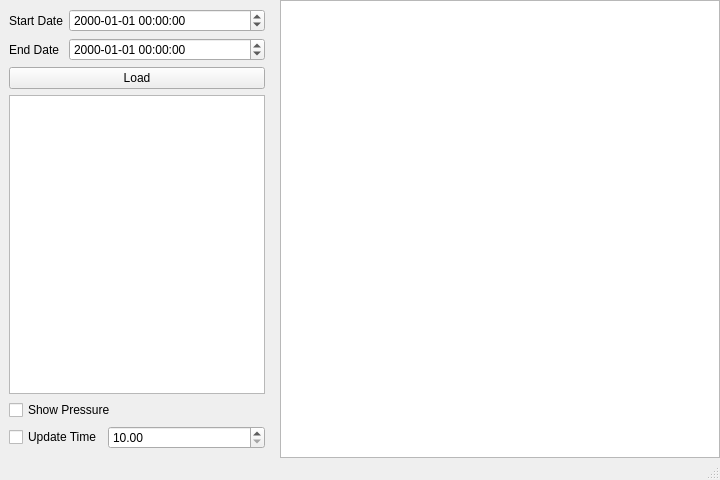
This is src/logviewer.ui in kmnhan/1KARPES_DAQ as Qt 5 draws it before an edit. The edited form follows.
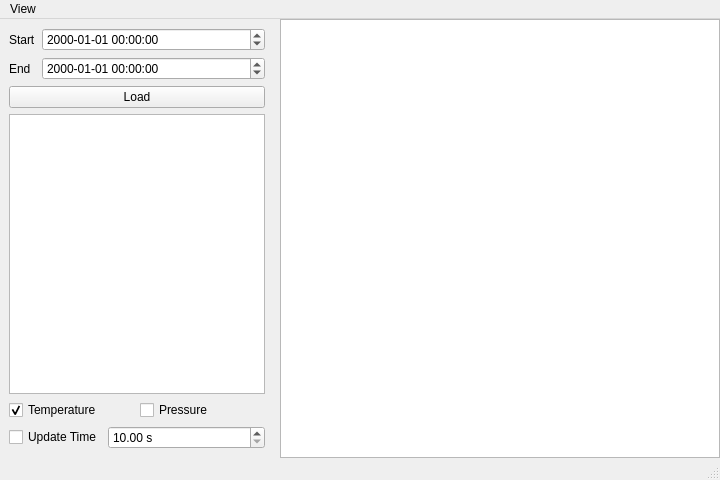
This is the edited form. Custom widgets are drawn as their Qt base class.

Commit message: feat: add cursor and label

```diff
--- a/src/logviewer.ui
+++ b/src/logviewer.ui
@@ -45,14 +45,14 @@
              <item row="0" column="0">
               <widget class="QLabel" name="label">
                <property name="text">
-                <string>Start Date</string>
+                <string>Start</string>
                </property>
               </widget>
              </item>
              <item row="1" column="0">
               <widget class="QLabel" name="label_2">
                <property name="text">
-                <string>End Date</string>
+                <string>End</string>
                </property>
               </widget>
              </item>
@@ -89,11 +89,25 @@
             <widget class="LegendTableView" name="legendtable"/>
            </item>
            <item>
-            <widget class="QCheckBox" name="pressure_check">
-             <property name="text">
-              <string>Show Pressure</string>
-             </property>
-            </widget>
+            <layout class="QHBoxLayout" name="horizontalLayout_7">
+             <item>
+              <widget class="QCheckBox" name="temperature_check">
+               <property name="text">
+                <string>Temperature</string>
+               </property>
+               <property name="checked">
+                <bool>true</bool>
+               </property>
+              </widget>
+             </item>
+             <item>
+              <widget class="QCheckBox" name="pressure_check">
+               <property name="text">
+                <string>Pressure</string>
+               </property>
+              </widget>
+             </item>
+            </layout>
            </item>
            <item>
             <layout class="QHBoxLayout" name="horizontalLayout">
@@ -112,6 +126,9 @@
              </item>
              <item>
               <widget class="QDoubleSpinBox" name="updatetime_spin">
+               <property name="suffix">
+                <string> s</string>
+               </property>
                <property name="minimum">
                 <double>10.000000000000000</double>
                </property>
@@ -142,10 +159,18 @@
     <rect>
      <x>0</x>
      <y>0</y>
-     <width>720</width>
-     <height>22</height>
+     <width>788</width>
+     <height>21</height>
     </rect>
    </property>
+   <widget class="QMenu" name="menuView">
+    <property name="title">
+     <string>View</string>
+    </property>
+    <addaction name="actionshowcursor"/>
+    <addaction name="actioncentercursor"/>
+   </widget>
+   <addaction name="menuView"/>
   </widget>
   <widget class="QStatusBar" name="statusbar"/>
  </widget>
```
Left out of the diff: 18 changed lines with no effect on the pictures. The commit also changes 2 other files.
